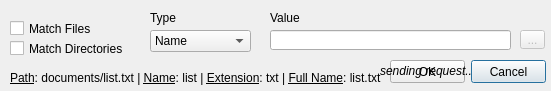
First picture: the form in trunk/Client/src/QtClient/qtFilterDialog.ui, repository psieg/MyCloud, before the edit.
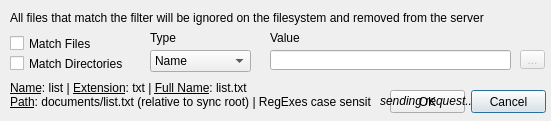
Second picture: the form after the edit. Icons and pictures are not drawn.

Commit message: UI reworking and print policy changes - Added some explanations to FilterDialog - Activated printing INFL in debug mode - Some INFLs became DBGs or were removed

What changed in the file:
```diff
--- a/trunk/Client/src/QtClient/qtFilterDialog.ui
+++ b/trunk/Client/src/QtClient/qtFilterDialog.ui
@@ -7,7 +7,7 @@
     <x>0</x>
     <y>0</y>
     <width>551</width>
-    <height>91</height>
+    <height>121</height>
    </rect>
   </property>
   <property name="windowTitle">
@@ -21,7 +21,7 @@
    <property name="geometry">
     <rect>
      <x>471</x>
-     <y>60</y>
+     <y>90</y>
      <width>75</width>
      <height>23</height>
     </rect>
@@ -34,7 +34,7 @@
    <property name="geometry">
     <rect>
      <x>390</x>
-     <y>60</y>
+     <y>90</y>
      <width>75</width>
      <height>23</height>
     </rect>
@@ -47,7 +47,7 @@
    <property name="geometry">
     <rect>
      <x>10</x>
-     <y>20</y>
+     <y>35</y>
      <width>131</width>
      <height>17</height>
     </rect>
@@ -64,7 +64,7 @@
    <property name="geometry">
     <rect>
      <x>10</x>
-     <y>40</y>
+     <y>55</y>
      <width>131</width>
      <height>17</height>
     </rect>
@@ -81,7 +81,7 @@
    <property name="geometry">
     <rect>
      <x>150</x>
-     <y>30</y>
+     <y>50</y>
      <width>101</width>
      <height>22</height>
     </rect>
@@ -131,7 +131,7 @@
    <property name="geometry">
     <rect>
      <x>150</x>
-     <y>10</y>
+     <y>30</y>
      <width>101</width>
      <height>16</height>
     </rect>
@@ -144,7 +144,7 @@
    <property name="geometry">
     <rect>
      <x>270</x>
-     <y>30</y>
+     <y>50</y>
      <width>241</width>
      <height>20</height>
     </rect>
@@ -154,7 +154,7 @@
    <property name="geometry">
     <rect>
      <x>270</x>
-     <y>10</y>
+     <y>30</y>
      <width>131</width>
      <height>16</height>
     </rect>
@@ -170,7 +170,7 @@
    <property name="geometry">
     <rect>
      <x>520</x>
-     <y>30</y>
+     <y>50</y>
      <width>25</width>
      <height>19</height>
     </rect>
@@ -183,20 +183,20 @@
    <property name="geometry">
     <rect>
      <x>10</x>
-     <y>70</y>
-     <width>371</width>
-     <height>16</height>
+     <y>80</y>
+     <width>361</width>
+     <height>31</height>
     </rect>
    </property>
    <property name="text">
-    <string>&lt;u&gt;Path&lt;/u&gt;: documents/list.txt | &lt;u&gt;Name&lt;/u&gt;: list | &lt;u&gt;Extension&lt;/u&gt;: txt | &lt;u&gt;Full Name&lt;/u&gt;: list.txt</string>
+    <string>&lt;u&gt;Name&lt;/u&gt;: list | &lt;u&gt;Extension&lt;/u&gt;: txt | &lt;u&gt;Full Name&lt;/u&gt;: list.txt&lt;br&gt;&lt;u&gt;Path&lt;/u&gt;: documents/list.txt (relative to sync root) | RegExes case sensitive</string>
    </property>
   </widget>
   <widget class="QLabel" name="sendLabel">
    <property name="geometry">
     <rect>
      <x>380</x>
-     <y>60</y>
+     <y>90</y>
      <width>91</width>
      <height>21</height>
     </rect>
@@ -210,6 +210,19 @@
     <string>sending request...</string>
    </property>
   </widget>
+  <widget class="QLabel" name="label_4">
+   <property name="geometry">
+    <rect>
+     <x>10</x>
+     <y>10</y>
+     <width>531</width>
+     <height>16</height>
+    </rect>
+   </property>
+   <property name="text">
+    <string>All files that match the filter will be ignored on the filesystem and removed from the server</string>
+   </property>
+  </widget>
  </widget>
  <resources>
   <include location="qtClient.qrc"/>
```
The commit also changes 6 other files.
